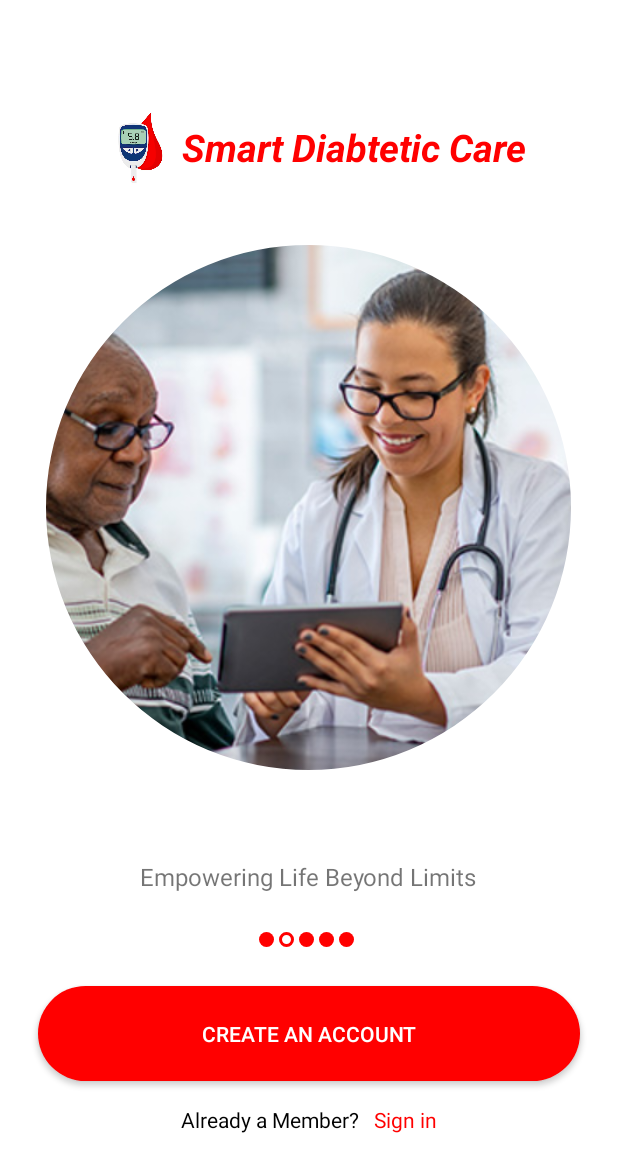
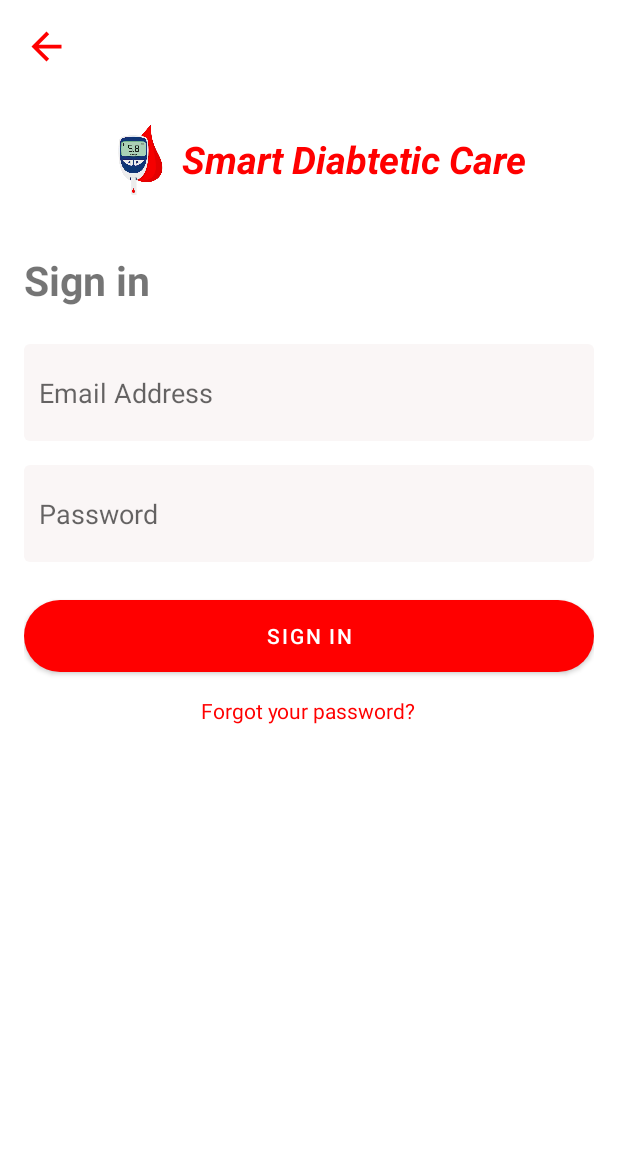
Before and after one commit to aimanehsan786/smart-diabetic-care, an Android app: the screen it shows after launch (StartupActivity before the commit, LoginActivity after it), after a tap on "CREATE AN ACCOUNT", on a phone screen of 412 x 824 dp. Shown: the top 1172 px of the screen. Run offline under Robolectric (Android 15) with nearby library versions, the light colour scheme and no system bars; 1 other tap on this screen came first.

Commit message:
Added Login activity

```diff
--- a/app/src/main/AndroidManifest.xml
+++ b/app/src/main/AndroidManifest.xml
@@ -21,6 +21,10 @@
                 <category android:name="android.intent.category.LAUNCHER" />
             </intent-filter>
         </activity>
+
+        <activity
+            android:name=".LoginActivity"
+            android:exported="false" />
     </application>
 
 </manifest>
--- /dev/null
+++ b/app/src/main/java/com/kicist/smartdiabteticcare/LoginActivity.kt
@@ -0,0 +1,25 @@
+package com.kicist.smartdiabteticcare
+
+import android.content.Intent
+import androidx.appcompat.app.AppCompatActivity
+import android.os.Bundle
+import com.kicist.smartdiabteticcare.databinding.ActivityLoginBinding
+import com.kicist.smartdiabteticcare.helpers.LinkHelper
+
+class LoginActivity : AppCompatActivity() {
+    private lateinit var binding: ActivityLoginBinding
+
+    override fun onCreate(savedInstanceState: Bundle?) {
+        super.onCreate(savedInstanceState)
+        binding = ActivityLoginBinding.inflate(layoutInflater)
+        setContentView(binding.root)
+
+        LinkHelper.makeTextClickable(binding.forgotPassword, fun () {
+            startActivity(Intent(applicationContext, LoginActivity::class.java))
+        }, false)
+
+        binding.backArrow.setOnClickListener {
+            startActivity(Intent(applicationContext, StartupActivity::class.java))
+        }
+    }
+}
--- a/app/src/main/java/com/kicist/smartdiabteticcare/StartupActivity.kt
+++ b/app/src/main/java/com/kicist/smartdiabteticcare/StartupActivity.kt
@@ -1,22 +1,16 @@
 package com.kicist.smartdiabteticcare
 
+import android.content.Intent
 import android.os.Bundle
-import com.google.android.material.imageview.ShapeableImageView
 import android.widget.ImageView
 import android.widget.LinearLayout
-import android.graphics.drawable.ShapeDrawable
-import android.graphics.drawable.Drawable
-import android.graphics.drawable.LayerDrawable
-import android.graphics.drawable.shapes.OvalShape
-import android.widget.FrameLayout
 import androidx.appcompat.app.AppCompatActivity
 import androidx.core.content.ContextCompat
 import com.google.android.material.shape.CornerFamily
 import com.google.android.material.shape.ShapeAppearanceModel
-//import kotlinx.android.synthetic.main.activity_main.*
 import com.kicist.smartdiabteticcare.databinding.ActivityStartupBinding
+import com.kicist.smartdiabteticcare.helpers.LinkHelper
 
-//import kotlinx.android.synthetic.main.activity_main.*
 class StartupActivity : AppCompatActivity() {
     private val imageSwitcherData = arrayOf(
         mapOf(
@@ -69,12 +63,12 @@ class StartupActivity : AppCompatActivity() {
         }
 
         binding.createAccountButton.setOnClickListener {
-            // Handle Create an Account button click
+            startActivity(Intent(applicationContext, LoginActivity::class.java))
         }
 
-        binding.alreadyMemberLink.setOnClickListener {
-            // Handle Already a Member link click
-        }
+        LinkHelper.makeTextClickable(binding.alreadyMemberLink, fun () {
+            startActivity(Intent(applicationContext, LoginActivity::class.java))
+        }, false)
     }
 
     private fun updateImageNText(image: Int?, text: Int?){
@@ -100,7 +94,7 @@ class StartupActivity : AppCompatActivity() {
                 LinearLayout.LayoutParams.WRAP_CONTENT,
                 1.0f
             )
-            dot.setPadding(0, 0, 5, 0)
+            dot.setPadding(0, 0, 10, 0)
             binding.dots.addView(dot)
         }
 
--- /dev/null
+++ b/app/src/main/java/com/kicist/smartdiabteticcare/helpers/LinkHelper.kt
@@ -0,0 +1,47 @@
+package com.kicist.smartdiabteticcare.helpers
+
+import android.content.Intent
+import android.text.SpannableString
+import android.text.Spanned
+import android.text.TextPaint
+import android.text.method.LinkMovementMethod
+import android.text.style.ClickableSpan
+import android.view.View
+import android.widget.TextView
+import androidx.core.content.ContextCompat
+import androidx.core.content.res.ResourcesCompat
+import com.kicist.smartdiabteticcare.R
+import java.util.concurrent.Callable
+
+object LinkHelper {
+
+    /**
+     * Makes links in the given TextView clickable
+     * @param textView the TextView containing links
+     * @param linkColor the color of the links, default is Color.BLUE
+     * @param shouldUnderline whether the link should be underlined, default is true
+     */
+    fun makeTextClickable(
+        textView: TextView,
+        handler: Callable<Any>,
+        shouldUnderline: Boolean = true,
+        linkColor: Int = R.color.colorPrimary
+    ) {
+        val spannableString = SpannableString(textView.text)
+        val clickableSpan = object : ClickableSpan() {
+            override fun onClick(widget: View) {
+                handler.call()
+            }
+
+            override fun updateDrawState(ds: TextPaint) {
+                super.updateDrawState(ds)
+                ds.color = ContextCompat.getColor(textView.context, linkColor)
+                ds.isUnderlineText = shouldUnderline
+            }
+        }
+
+        spannableString.setSpan(clickableSpan, 0, textView.text.length, Spanned.SPAN_EXCLUSIVE_EXCLUSIVE)
+        textView.text = spannableString
+        textView.movementMethod = LinkMovementMethod.getInstance()  // Important to make link clickable
+    }
+}
--- /dev/null
+++ b/app/src/main/res/drawable/editext_background.xml
@@ -0,0 +1,20 @@
+<?xml version="1.0" encoding="utf-8"?>
+<shape xmlns:android="http://schemas.android.com/apk/res/android">
+    <solid android:color="#FAF6F6"/>
+
+    <!-- Optionally, if you want rounded corners -->
+    <corners android:radius="4dp"/>
+
+    <!-- Optionally, if you want a border -->
+    <!--
+    <stroke
+        android:color="#A9A9A9"
+        android:width="1dp"/>
+    -->
+
+    <padding
+        android:left="10dp"
+        android:top="20dp"
+        android:right="10dp"
+        android:bottom="20dp"/>
+</shape>
--- /dev/null
+++ b/app/src/main/res/drawable/ic_back_arrow.xml
@@ -0,0 +1,10 @@
+<vector xmlns:android="http://schemas.android.com/apk/res/android"
+    android:width="30dp"
+    android:height="30dp"
+    android:viewportWidth="24"
+    android:viewportHeight="24">
+
+    <path
+        android:fillColor="@color/colorPrimary"
+        android:pathData="M20,11H7.83l5.59,-5.59L12,4l-8,8 8,8 1.41,-1.41L7.83,13H20v-2z" />
+</vector>
--- /dev/null
+++ b/app/src/main/res/layout/activity_login.xml
@@ -0,0 +1,96 @@
+<?xml version="1.0" encoding="utf-8"?>
+<RelativeLayout xmlns:android="http://schemas.android.com/apk/res/android"
+    xmlns:app="http://schemas.android.com/apk/res-auto"
+    xmlns:tools="http://schemas.android.com/tools"
+    android:layout_width="match_parent"
+    android:layout_height="match_parent"
+    tools:context=".LoginActivity"
+    android:padding="16dp">
+
+        <!-- Back Arrow -->
+        <ImageButton
+            android:id="@+id/backArrow"
+            android:layout_width="wrap_content"
+            android:layout_height="wrap_content"
+            android:layout_alignParentStart="true"
+            android:layout_alignParentTop="true"
+            android:background="?android:selectableItemBackground"
+            android:src="@drawable/ic_back_arrow"
+            android:contentDescription="@string/back" />
+
+        <LinearLayout
+            android:id="@+id/app_title"
+            android:layout_width="match_parent"
+            android:layout_height="wrap_content"
+            android:gravity="center"
+            android:layout_marginTop="30dp"
+            android:layout_below="@+id/backArrow">
+                <ImageView
+                    android:layout_width="60dp"
+                    android:layout_height="60dp"
+                    android:src="@drawable/app_icon"
+                    android:maxHeight="1dp"
+                    android:contentDescription="@string/app_icon_desc"
+                    />
+                <TextView
+                    android:layout_width="wrap_content"
+                    android:layout_height="match_parent"
+                    android:gravity="center_vertical"
+                    android:text="@string/app_name"
+                    android:textSize="25sp"
+                    android:textStyle="bold|italic"
+                    android:textColor="@color/colorPrimary"
+                    />
+        </LinearLayout>
+
+        <TextView
+            android:id="@+id/loginTitle"
+            android:layout_width="wrap_content"
+            android:layout_height="wrap_content"
+            android:layout_below="@+id/app_title"
+            android:text="@string/sign_in"
+            android:textSize="27sp"
+            android:textStyle="bold"
+            android:layout_marginTop="32dp"/>
+
+
+        <EditText
+            android:id="@+id/email"
+            android:layout_width="match_parent"
+            android:layout_height="wrap_content"
+            android:layout_below="@+id/loginTitle"
+            android:layout_marginTop="24dp"
+            android:background="@drawable/editext_background"
+            android:hint="@string/email"
+            android:inputType="textEmailAddress" />
+
+        <EditText
+            android:id="@+id/password"
+            android:layout_width="match_parent"
+            android:layout_height="wrap_content"
+            android:layout_below="@+id/email"
+            android:layout_marginTop="16dp"
+            android:hint="@string/password"
+            android:background="@drawable/editext_background"
+            android:inputType="textPassword" />
+
+        <Button
+            android:id="@+id/loginButton"
+            android:layout_width="match_parent"
+            android:layout_height="wrap_content"
+            android:layout_below="@+id/password"
+            android:layout_marginTop="25dp"
+            android:background="@drawable/rounded_button_background"
+            android:text="@string/sign_in" />
+
+        <TextView
+            android:id="@+id/forgotPassword"
+            android:layout_below="@+id/loginButton"
+            android:layout_width="wrap_content"
+            android:layout_height="wrap_content"
+            android:text="@string/forgot_password"
+            android:textColor="@color/black"
+            android:paddingTop="16dp"
+            android:layout_centerHorizontal="true"/>
+
+    </RelativeLayout>
--- a/app/src/main/res/layout/activity_startup.xml
+++ b/app/src/main/res/layout/activity_startup.xml
@@ -17,6 +17,7 @@
             android:layout_height="60dp"
             android:src="@drawable/app_icon"
             android:maxHeight="1dp"
+            android:contentDescription="@string/app_icon_desc"
         />
         <TextView
             android:layout_width="wrap_content"
@@ -68,14 +69,13 @@
 
     <Button
         android:id="@+id/createAccountButton"
+        style="@style/RoundedButton"
         android:layout_width="match_parent"
         android:layout_height="wrap_content"
         android:layout_marginLeft="25dp"
         android:layout_marginRight="25dp"
-        android:text="Create an Account"
-        style="@style/RoundedButton"
         android:gravity="center_horizontal"
-        />
+        android:text="@string/create_an_account" />
 
     <LinearLayout
         android:layout_width="match_parent"
@@ -86,19 +86,21 @@
         <TextView
             android:layout_width="wrap_content"
             android:layout_height="wrap_content"
-            android:text="Already a Member?"
+            android:text="@string/already_member"
             android:textColor="@color/black"
-            android:layout_below="@id/createAccountButton"
             android:paddingTop="16dp" />
+
         <TextView
             android:id="@+id/alreadyMemberLink"
             android:layout_width="wrap_content"
             android:layout_height="wrap_content"
-            android:text="Sign in"
             android:paddingLeft="10dp"
+            android:paddingTop="16dp"
             android:textColor="@color/colorPrimary"
-            android:layout_below="@id/createAccountButton"
-            android:paddingTop="16dp" />
+            android:text="@string/sign_in"
+            android:clickable="true"
+            android:focusable="true"
+            />
 
     </LinearLayout>
 
--- a/app/src/main/res/values/strings.xml
+++ b/app/src/main/res/values/strings.xml
@@ -5,4 +5,12 @@
     <string name="start_activity_swicther_tag_3">Measure, Monitor, Manage - Take Control of Your Health</string>
     <string name="start_activity_swicther_tag_4">Simplifying Diabetes Management For A Better Life</string>
     <string name="start_activity_swicther_tag_5">Your Health In Your Hands, Your Future In Your Control</string>
+    <string name="app_icon_desc">App Logo</string>
+    <string name="already_member">Already a Member?</string>
+    <string name="sign_in">Sign in</string>
+    <string name="create_an_account">Create an Account</string>
+    <string name="back">Back</string>
+    <string name="email">Email Address</string>
+    <string name="password">Password</string>
+    <string name="forgot_password">Forgot your password?</string>
 </resources>
```
